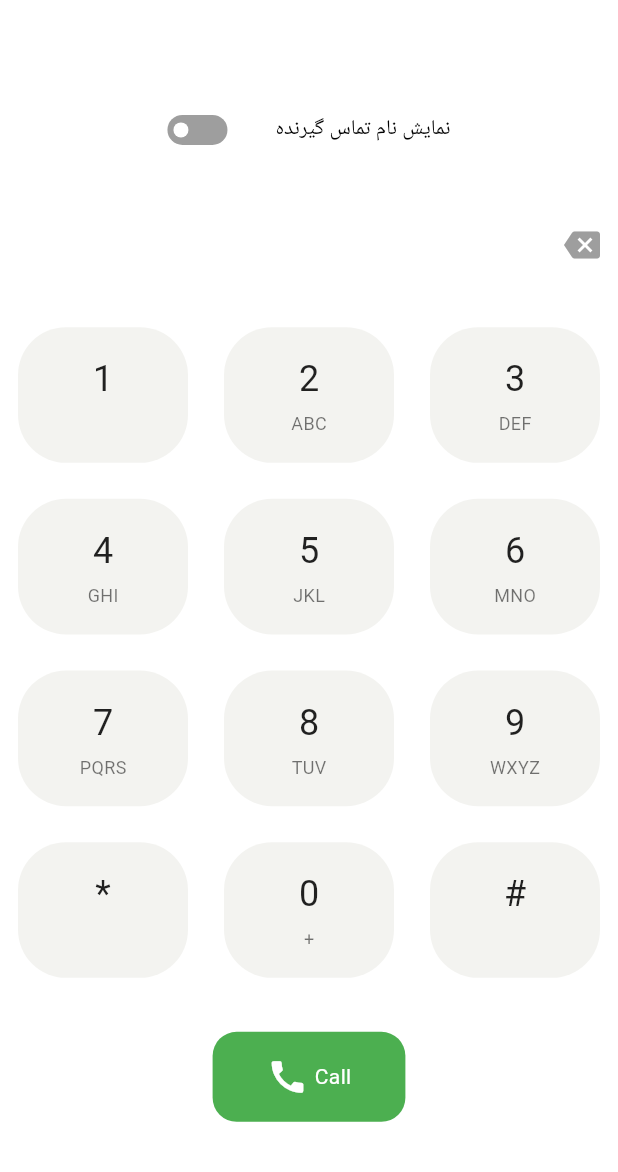
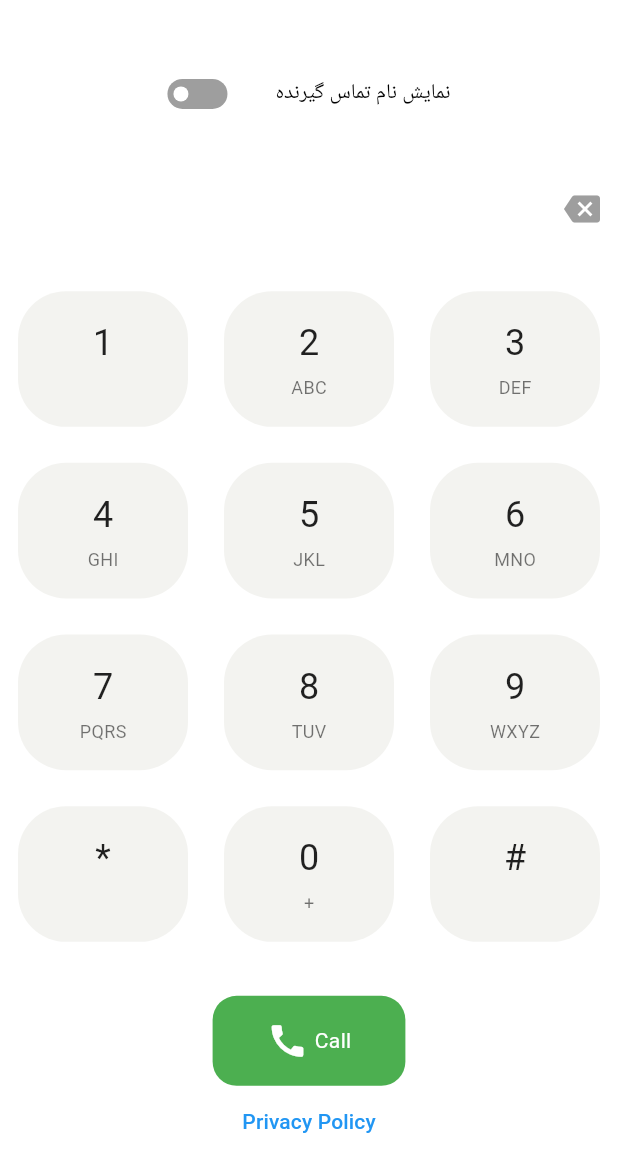
Before and after one commit to sahmohseni/call, a Flutter app: the screen it shows after launch, on a phone screen of 412 x 824 dp. Shown: the top 1172 px of the screen. Run offline on Flutter 3.47's test engine with Material 3 defaults, Android fonts, the phone set to English and light mode, and no system bars; drawn by our look-alikes of flutter_switch; our stand-ins replace get_it, permission_handler, shared_preferences; missing offline and left inert: flutter_foreground_task, flutter_overlay_window, phone_state, system_alert_window.

```diff
--- a/lib/dial_pad.dart
+++ b/lib/dial_pad.dart
@@ -3,6 +3,8 @@
 import 'package:flutter/cupertino.dart';
 import 'package:flutter/material.dart';
 import 'package:flutter/widgets.dart';
+import 'package:shomare_yab/text_styles.dart';
+import 'package:url_launcher/url_launcher.dart';
 
 /// Callback type for when the call button is pressed.
 /// Provides the current phone number.
@@ -227,6 +229,14 @@ class _DialPadState extends State<DialPad> {
           _buildDisplay(),
           _buildDialPad(),
           _buildActionButtons(),
+          TextButton(
+              onPressed: () {
+                launch("https://uzee.ir/privacypolicyshomareyab");
+              },
+              child: Text(
+                "Privacy Policy",
+                style: AppTextStyles.title.copyWith(color: Colors.blue),
+              ))
         ],
       ),
     );
--- a/pubspec.yaml
+++ b/pubspec.yaml
@@ -44,6 +44,7 @@ dependencies:
   get_it: ^8.0.0
   system_alert_window: ^2.0.0
   flutter_switch: ^0.3.2
+  url_launcher: ^6.3.0
 dev_dependencies:
   flutter_test:
     sdk: flutter
```
Also changed, not shown: pubspec.lock, 5 other files.
